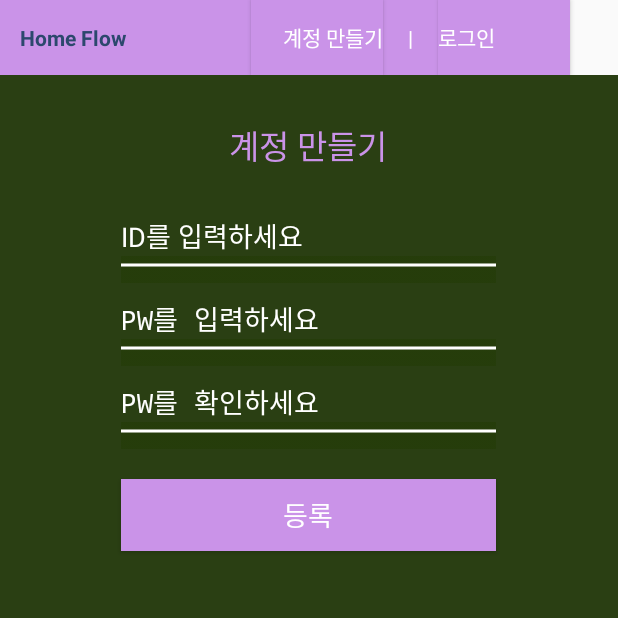
After one commit to flow-er/homeflow, an Android app: the Account screen opened directly, with no data from a screen before it, on a phone screen of 412 x 824 dp, the top half of it. The commit adds this screen. Run offline under Robolectric (Android 15) with nearby library versions, the phone set to English and light mode, and no system bars.

Commit message:
generate user account interface so that users might sign up

```diff
--- /dev/null
+++ b/src/app_android/Homeflow/app/src/main/java/kookmin/cs/flower/homeflow/Account.java
@@ -0,0 +1,57 @@
+package kookmin.cs.flower.homeflow;
+
+import android.content.Intent;
+import android.os.Bundle;
+import android.support.v4.app.FragmentActivity;
+import android.view.View;
+import android.widget.Button;
+
+/**
+ * @brief class for showing account.xml layout
+ * @details This class includes log_in_btn and signup_signup_btn buttons.
+ * If you click log_in_btn, login.xml layout will appear.
+ * If you click signup_signup_btn, signupsucc.xml layout will appear.
+ * @author Jinsung Choi, bugslife102401@nate.com
+ * @version 0.0.0
+ * @date 2015-04-19
+ */
+public class Account extends FragmentActivity implements View.OnClickListener {
+
+  /**
+   * @brief method for showing account.xml layout
+   * @details This method sets clicked_events on log_in_btn and signup_signup_btn.
+   * @param savedInstanceState
+   */
+  @Override
+  public void onCreate(Bundle savedInstanceState) {
+    super.onCreate(savedInstanceState);
+    setContentView(R.layout.account);
+
+    Button log_in_btn = (Button)findViewById(R.id.log_in_btn);
+    log_in_btn.setOnClickListener(this);
+
+    Button signup_signup_btn = (Button)findViewById(R.id.signup_signup_btn);
+    signup_signup_btn.setOnClickListener(this);
+  }
+
+  /**
+   * @brief method for determining actions of log_in_btn and signup_signup_btn
+   * @details If you click log_in_btn, login.xml layout will appear.
+   * If you click signup_signup_btn, signupsucc.xml layout will appear.
+   * @param v
+   */
+  @Override
+  public void onClick(View v) {
+    Intent intent;
+    switch(v.getId()) {
+      case R.id.log_in_btn:
+        intent = new Intent(this, Login.class);
+        startActivity(intent);
+        break;
+      case R.id.signup_signup_btn:
+        intent = new Intent(this, SignUpSucc.class);
+        startActivity(intent);
+        break;
+    }
+  }
+}
--- /dev/null
+++ b/src/app_android/Homeflow/app/src/main/res/layout/account.xml
@@ -0,0 +1,141 @@
+<LinearLayout xmlns:android="http://schemas.android.com/apk/res/android"
+            android:orientation="vertical"
+            android:layout_width="match_parent"
+            android:layout_height="match_parent">
+
+        <LinearLayout
+                android:orientation="horizontal"
+                android:layout_width="match_parent"
+                android:layout_height="wrap_content">
+
+            <TextView
+                    android:id="@+id/title"
+                    android:layout_width="wrap_content"
+                    android:layout_height="50dp"
+                    android:gravity="center_vertical"
+                    android:text="    Home Flow                         "
+                    android:textStyle="bold"
+                    android:textColor="#FF2C486D"
+                    android:background="#FFCA93E8"/>
+
+            <Button
+                    android:id="@+id/sign_up_btn"
+                    android:layout_width="wrap_content"
+                    android:layout_height="50dp"
+                    android:gravity="right|center_vertical"
+                    android:text="계정 만들기"
+                    android:textAppearance="?android:attr/textAppearanceSmall"
+                    android:textColor="#FFFFFFFF"
+                    android:background="#FFCA93E8"/>
+
+            <TextView
+                    android:id="@+id/account_bar_txt"
+                    android:layout_width="wrap_content"
+                    android:layout_height="50dp"
+                    android:gravity="center"
+                    android:text="     |     "
+                    android:textColor="#FFFFFFFF"
+                    android:background="#FFCA93E8"/>
+
+            <Button
+                    android:id="@+id/log_in_btn"
+                    android:layout_width="wrap_content"
+                    android:layout_height="50dp"
+                    android:gravity="left|center_vertical"
+                    android:text="로그인"
+                    android:textAppearance="?android:attr/textAppearanceSmall"
+                    android:textColor="#FFFFFFFF"
+                    android:background="#FFCA93E8"/>
+
+        </LinearLayout>
+
+        <LinearLayout
+                android:orientation="vertical"
+                android:gravity="center_horizontal"
+                android:layout_width="match_parent"
+                android:layout_height="match_parent"
+                android:background="#FF2A3F13">
+
+            <TextView
+                    android:id="@+id/make_acc_txt"
+                    android:layout_width="250dp"
+                    android:layout_height="wrap_content"
+                    android:layout_marginTop="30dp"
+                    android:gravity="center"
+                    android:text="계정 만들기"
+                    android:textColor="#FFCA93E8"
+                    android:textAppearance="?android:attr/textAppearanceLarge"/>
+
+            <EditText
+                    android:id="@+id/login_id_edit"
+                    android:layout_width="250dp"
+                    android:layout_height="wrap_content"
+                    android:layout_marginTop="30dp"
+                    android:hint="ID를 입력하세요"
+                    android:textColor="#FFFFFFFF"
+                    android:textColorHint="#FFFFFFFF"
+                    android:background="@null"
+                    android:textCursorDrawable="@null"
+                    android:inputType="text"/>
+
+            <ImageView
+                    android:id="@+id/login_id_edit_uline"
+                    android:layout_width="250dp"
+                    android:layout_height="wrap_content"
+                    android:layout_below="@+id/login_id_edit"
+                    android:background="@drawable/edit_underline"/>
+
+            <EditText
+                    android:id="@+id/login_pw_edit"
+                    android:layout_width="250dp"
+                    android:layout_height="wrap_content"
+                    android:layout_below="@+id/login_id_edit"
+                    android:layout_marginTop="10dp"
+                    android:hint="PW를 입력하세요"
+                    android:textColor="#FFFFFFFF"
+                    android:textColorHint="#FFFFFFFF"
+                    android:background="@null"
+                    android:textCursorDrawable="@null"
+                    android:inputType="textPassword"/>
+
+            <ImageView
+                    android:id="@+id/login_pw_edit_uline"
+                    android:layout_width="250dp"
+                    android:layout_height="wrap_content"
+                    android:layout_below="@+id/login_pw_edit"
+                    android:background="@drawable/edit_underline"/>
+
+            <EditText
+                    android:id="@+id/login_pw_check_edit"
+                    android:layout_width="250dp"
+                    android:layout_height="wrap_content"
+                    android:layout_below="@+id/login_pw_edit_uline"
+                    android:layout_marginTop="10dp"
+                    android:hint="PW를 확인하세요"
+                    android:textColor="#FFFFFFFF"
+                    android:textColorHint="#FFFFFFFF"
+                    android:background="@null"
+                    android:textCursorDrawable="@null"
+                    android:inputType="textPassword"/>
+
+            <ImageView
+                    android:id="@+id/login_pw_check_edit_uline"
+                    android:layout_width="250dp"
+                    android:layout_height="wrap_content"
+                    android:layout_below="@+id/login_pw_check_edit"
+                    android:background="@drawable/edit_underline"/>
+
+            <Button
+                    android:id="@+id/signup_signup_btn"
+                    android:layout_width="250dp"
+                    android:layout_height="wrap_content"
+                    android:layout_below="@+id/login_pw_edit_uline"
+                    android:layout_marginTop="20dp"
+                    android:gravity="center"
+                    android:text="등록"
+                    android:textColor="#FFFFFFFF"
+                    android:textAppearance="?android:attr/textAppearanceMedium"
+                    android:background="#FFCA93E8"/>
+
+        </LinearLayout>
+</LinearLayout>
--- a/src/app_android/Homeflow/app/src/main/res/layout/tabs.xml
+++ b/src/app_android/Homeflow/app/src/main/res/layout/tabs.xml
@@ -26,7 +26,7 @@
                     android:background="#FFCA93E8"/>
 
             <Button
-                    android:id="@+id/loginbtn"
+                    android:id="@+id/login_btn"
                     android:layout_width="match_parent"
                     android:layout_height="30dp"
                     android:layout_weight="8"
@@ -53,6 +53,5 @@
                 android:layout_height="0dp"
                 android:layout_weight="1"/>
 
-
     </LinearLayout>
 </android.support.v4.app.FragmentTabHost>
```
Also changed, not shown: src/app_android/Homeflow/app/src/main/AndroidManifest.xml (+12 -0 lines), src/app_android/Homeflow/app/src/main/java/kookmin/cs/flower/homeflow/Login.java (added, +57 -0 lines), src/app_android/Homeflow/app/src/main/java/kookmin/cs/flower/homeflow/SignUpSucc.java (added, +45 -0 lines), src/app_android/Homeflow/app/src/main/java/kookmin/cs/flower/homeflow/Tabs.java (+23 -3 lines), src/app_android/Homeflow/app/src/main/res/layout/login.xml (added, +112 -0 lines), src/app_android/Homeflow/app/src/main/res/layout/signupsucc.xml (added, +36 -0 lines), src/app_android/Homeflow/app/src/main/res/drawable/edit_underline.png (added), src/app_android/Homeflow/app/src/main/res/drawable/signup_icon.png (added).
